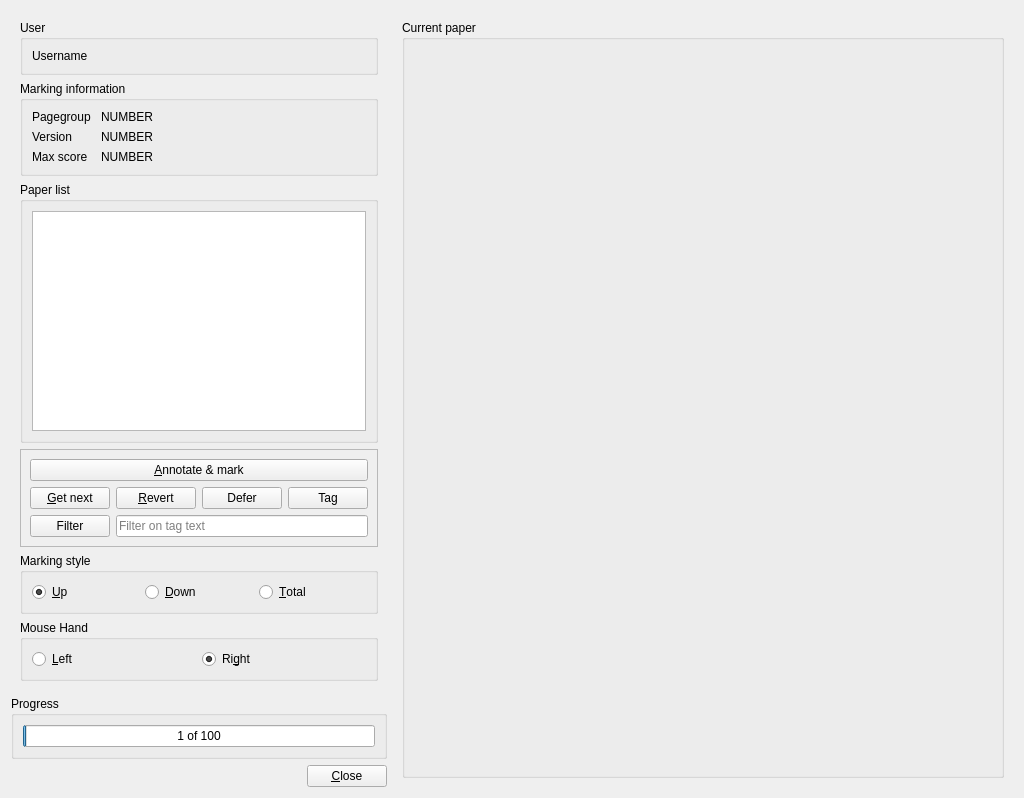
This is qtCreatorFiles/ui_marker.ui in plomgrading/plom as Qt 5 draws it before an edit. The edited form follows.
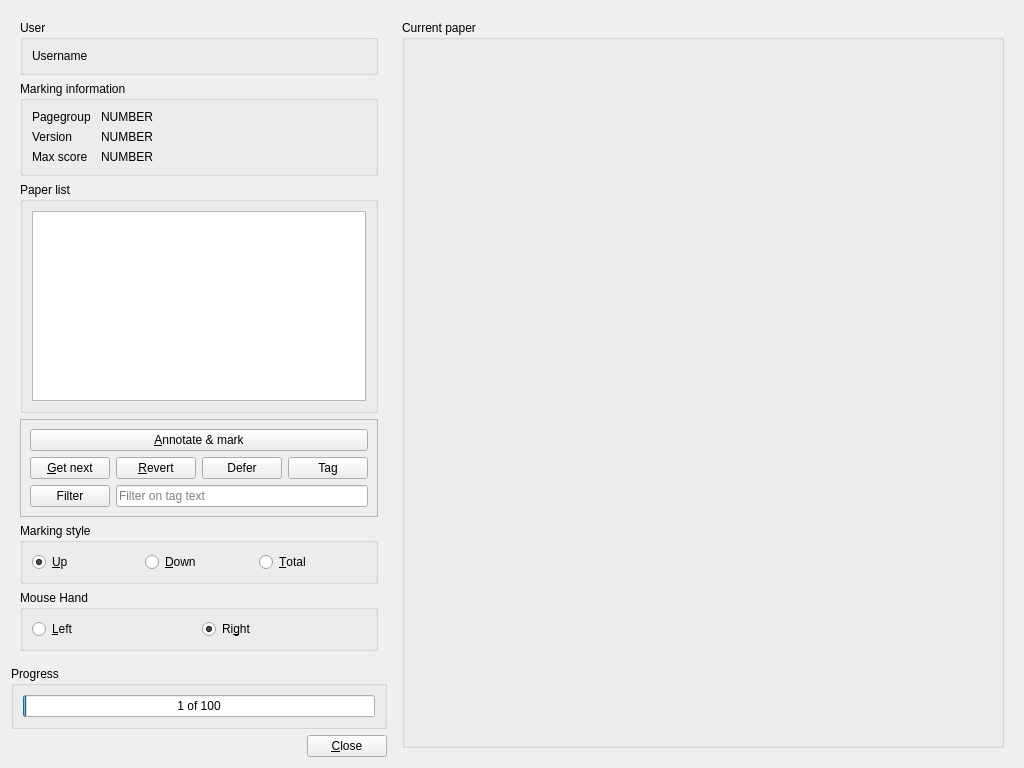
This is the edited form. Custom widgets are drawn as their Qt base class.

Commit message: Tweaks to make sure rows resize when have long tags.

```diff
--- a/qtCreatorFiles/ui_marker.ui
+++ b/qtCreatorFiles/ui_marker.ui
@@ -10,7 +10,7 @@
     <x>0</x>
     <y>0</y>
     <width>1024</width>
-    <height>798</height>
+    <height>768</height>
    </rect>
   </property>
   <property name="windowTitle">
```
The commit also changes 2 other files.
